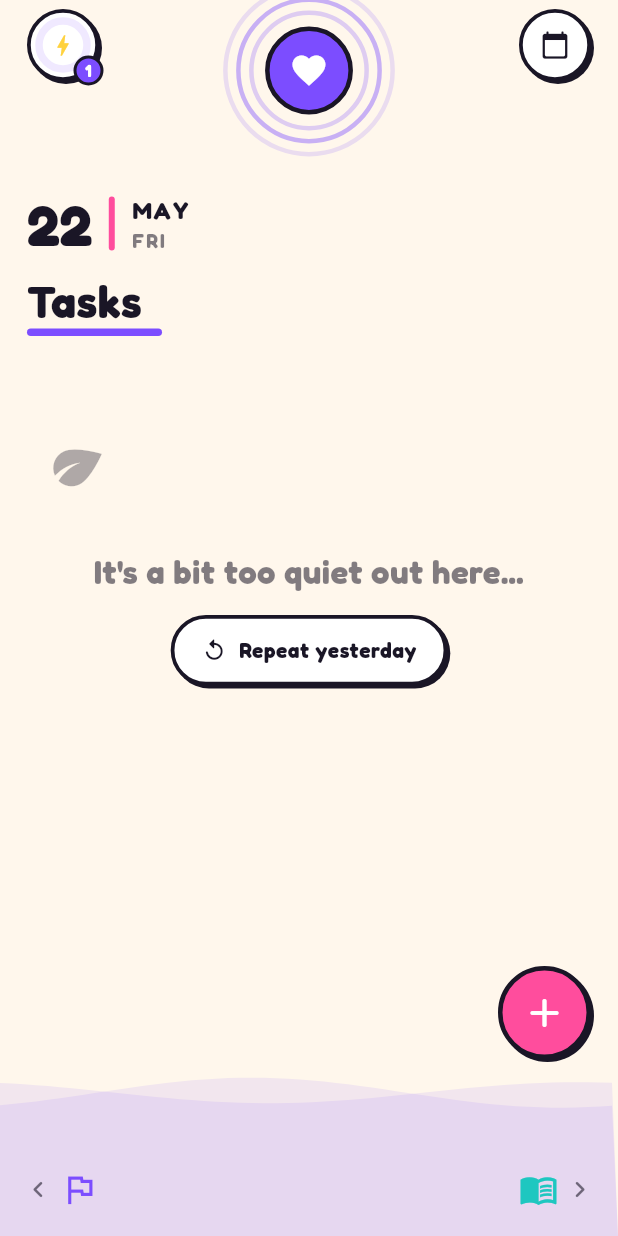
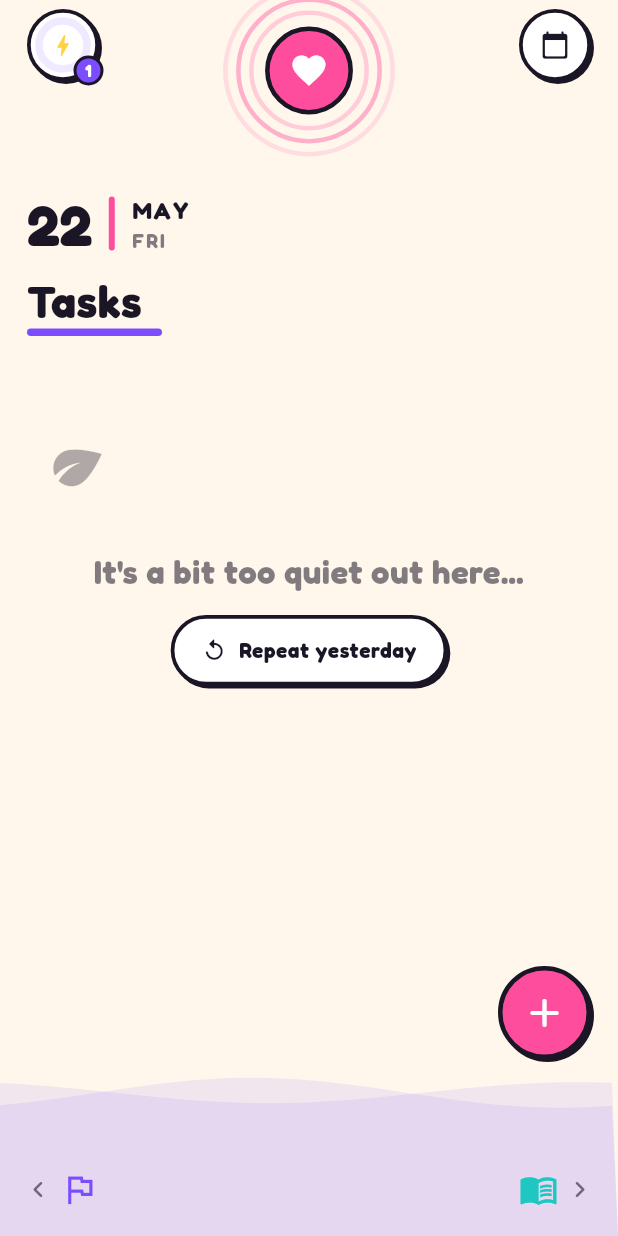
Before and after one commit to aristocrat71/OptiLife, a Flutter app: the screen it shows after launch, swiped to page 3, on a phone screen of 412 x 824 dp. Run offline on Flutter 3.47's test engine with Material 3 defaults, Android fonts, the phone set to English and light mode, and no system bars; our stand-ins replace drift, flutter_riverpod; accounts and stored records are empty; generated files the repository leaves out were written again.

Commit message:
feat: color code central nav button

```diff
--- a/lib/screens/app_shell.dart
+++ b/lib/screens/app_shell.dart
@@ -166,7 +166,8 @@ class _AppShellState extends ConsumerState<AppShell> {
                       into: leIntoLevel(le),
                       goal: 50,
                     ),
-                    CentralNav(onTap: _openNav),
+                    CentralNav(
+                        onTap: _openNav, color: _navTargets[_index].color),
                     CalendarButton(
                       isToday: isToday,
                       // §5.3: off-today tap springs back to today; long-press
--- a/lib/widgets/shell_controls.dart
+++ b/lib/widgets/shell_controls.dart
@@ -141,9 +141,12 @@ class _RingPainter extends CustomPainter {
 }
 
 /// Top-middle heartbeat-pulsing nav circle with outward ripple waves.
+/// [color] tints the button + ripple to the current section (animated).
 class CentralNav extends StatefulWidget {
-  const CentralNav({super.key, this.onTap});
+  const CentralNav(
+      {super.key, this.onTap, this.color = AppColors.popPurple});
   final VoidCallback? onTap;
+  final Color color;
 
   @override
   State<CentralNav> createState() => _CentralNavState();
@@ -166,6 +169,13 @@ class _CentralNavState extends State<CentralNav> with TickerProviderStateMixin {
   @override
   Widget build(BuildContext context) {
     const d = AppSpace.navCircle;
+    // Tween the section color so swapping pages washes the heart + ripple over.
+    return TweenAnimationBuilder<Color?>(
+      tween: ColorTween(end: widget.color),
+      duration: AppMotion.fill,
+      curve: AppMotion.curveFill,
+      builder: (_, animColor, _) {
+        final c = animColor ?? widget.color;
         return SizedBox(
           width: d + 24,
           height: d + 24,
@@ -175,8 +185,9 @@ class _CentralNavState extends State<CentralNav> with TickerProviderStateMixin {
               IgnorePointer(
                 child: AnimatedBuilder(
                   animation: _ripple,
-              builder: (_, _) =>
-                  CustomPaint(size: const Size(d + 24, d + 24), painter: _RipplePainter(_ripple.value)),
+                  builder: (_, _) => CustomPaint(
+                      size: const Size(d + 24, d + 24),
+                      painter: _RipplePainter(_ripple.value, c)),
                 ),
               ),
               ScaleTransition(
@@ -188,25 +199,29 @@ class _CentralNavState extends State<CentralNav> with TickerProviderStateMixin {
                     width: d,
                     height: d,
                     alignment: Alignment.center,
-                decoration: const BoxDecoration(
-                  color: AppColors.popPurple,
+                    decoration: BoxDecoration(
+                      color: c,
                       shape: BoxShape.circle,
-                  border: Border.fromBorderSide(
+                      border: const Border.fromBorderSide(
                           BorderSide(color: AppColors.ink, width: 3)),
                     ),
-                child: const Icon(Icons.favorite, color: Colors.white, size: 26),
+                    child: const Icon(Icons.favorite,
+                        color: Colors.white, size: 26),
                   ),
                 ),
               ),
             ],
           ),
         );
+      },
+    );
   }
 }
 
 class _RipplePainter extends CustomPainter {
-  _RipplePainter(this.t);
+  _RipplePainter(this.t, this.color);
   final double t;
+  final Color color;
 
   @override
   void paint(Canvas canvas, Size size) {
@@ -221,13 +236,13 @@ class _RipplePainter extends CustomPainter {
       final paint = Paint()
         ..style = PaintingStyle.stroke
         ..strokeWidth = 3
-        ..color = AppColors.popPurple.withValues(alpha: alpha);
+        ..color = color.withValues(alpha: alpha);
       canvas.drawCircle(c, radius, paint);
     }
   }
 
   @override
-  bool shouldRepaint(_RipplePainter old) => old.t != t;
+  bool shouldRepaint(_RipplePainter old) => old.t != t || old.color != color;
 }
 
 /// Top-right circular calendar button. [isToday] toggles the off-today badge.
```
Lines whose indentation alone changed are shown as unchanged.
